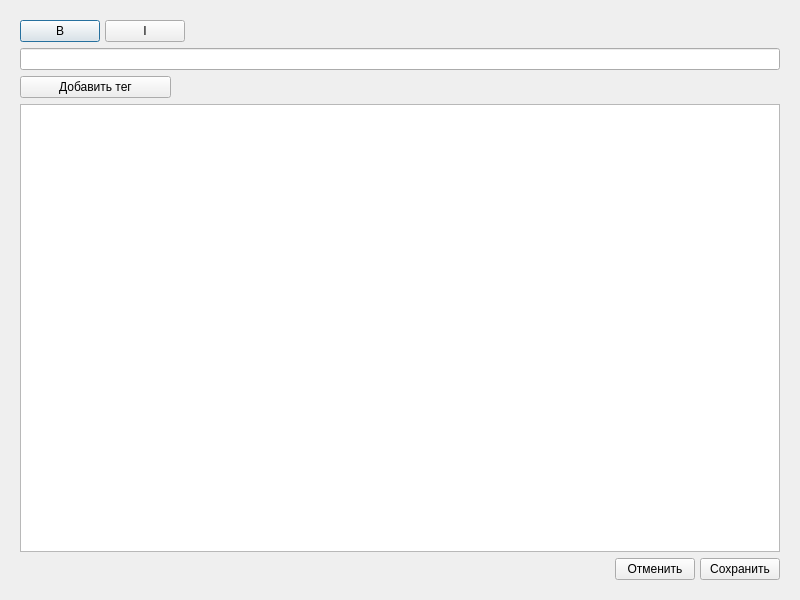
The window that static/ui/NoteEdit.ui (gggenn/DZ) describes before a commit, drawn with Qt 5.
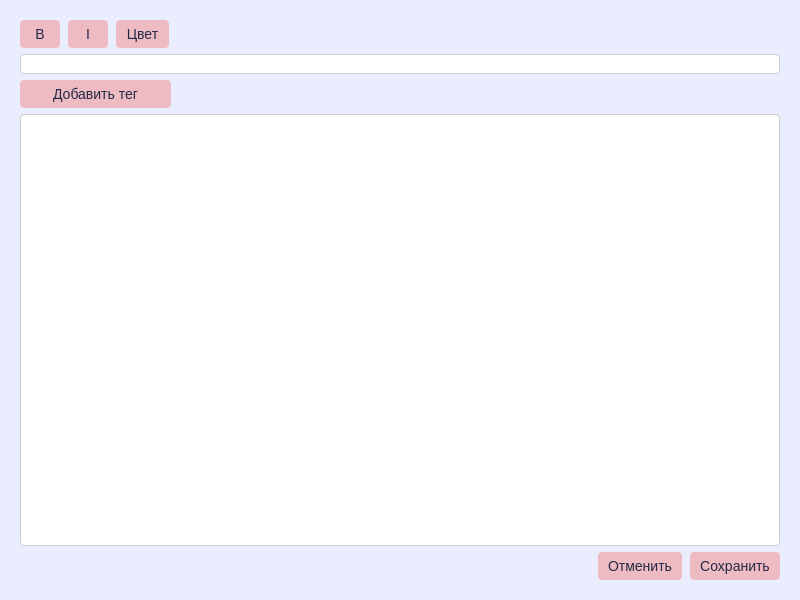
The same window after the commit.

Patch:
```diff
--- a/static/ui/NoteEdit.ui
+++ b/static/ui/NoteEdit.ui
@@ -19,6 +19,11 @@
   <property name="windowTitle">
    <string>Dialog</string>
   </property>
+  <property name="styleSheet">
+   <string notr="true">
+    background-color: #EAEDFE;
+</string>
+  </property>
   <layout class="QVBoxLayout" name="verticalLayout_2">
    <item>
     <widget class="QWidget" name="widget" native="true">
@@ -34,14 +39,35 @@
        <height>0</height>
       </size>
      </property>
+     <property name="styleSheet">
+      <string notr="true"/>
+     </property>
      <layout class="QVBoxLayout" name="verticalLayout">
       <item>
        <layout class="QHBoxLayout" name="horizontalLayout">
         <property name="spacing">
-         <number>5</number>
+         <number>8</number>
         </property>
         <item>
          <widget class="QPushButton" name="boldButton">
+          <property name="styleSheet">
+           <string notr="true">QPushButton {
+    background-color: #eebbc3;
+    border-radius: 4px;
+    width: 40px;
+    height: 28px;
+    color: #232946;
+    font-size: 14px;
+}
+
+QPushButton:hover {
+    background-color: #E6B4BC; 
+}
+
+QPushButton:pressed {
+    background-color: #FFC9D2;
+}</string>
+          </property>
           <property name="text">
            <string>B</string>
           </property>
@@ -49,11 +75,56 @@
         </item>
         <item>
          <widget class="QPushButton" name="italicButton">
+          <property name="styleSheet">
+           <string notr="true">QPushButton {
+    background-color: #eebbc3;
+    border-radius: 4px;
+    width: 40px;
+    height: 28px;
+    color: #232946;
+    font-size: 14px;
+}
+
+QPushButton:hover {
+    background-color: #E6B4BC; 
+}
+
+QPushButton:pressed {
+    background-color: #FFC9D2;
+}</string>
+          </property>
           <property name="text">
            <string>I</string>
           </property>
          </widget>
         </item>
+        <item>
+         <widget class="QPushButton" name="colorButton">
+          <property name="styleSheet">
+           <string notr="true">QPushButton {
+    background-color: #eebbc3;
+    border-radius: 4px;
+    padding-top: 6px;
+    padding-right: 10px;
+    padding-bottom: 6px;
+    padding-left: 10px;
+    color: #232946;
+    font-size: 14px;
+}
+
+QPushButton:hover {
+    background-color: #E6B4BC; 
+}
+
+QPushButton:pressed {
+    background-color: #FFC9D2;
+}</string>
+          </property>
+          <property name="text">
+           <string>Цвет</string>
+          </property>
+         </widget>
+        </item>
         <item>
          <spacer name="horizontalSpacer">
           <property name="orientation">
@@ -70,12 +141,41 @@
        </layout>
       </item>
       <item>
-       <widget class="QLineEdit" name="nameField"/>
+       <widget class="QLineEdit" name="nameField">
+        <property name="styleSheet">
+         <string notr="true">background-color: white;
+border-radius: 4px;
+color: #232946;
+font-size: 14px;
+border: 1px solid #ccc;
+</string>
+        </property>
+       </widget>
       </item>
       <item>
        <layout class="QHBoxLayout" name="horizontalLayout_3" stretch="20,80">
         <item>
          <widget class="QPushButton" name="addTagButton">
+          <property name="styleSheet">
+           <string notr="true">QPushButton {
+    background-color: #eebbc3;
+    border-radius: 4px;
+    padding-top: 6px;
+    padding-right: 10px;
+    padding-bottom: 6px;
+    padding-left: 10px;
+    color: #232946;
+    font-size: 14px;
+}
+
+QPushButton:hover {
+    background-color: #E6B4BC; 
+}
+
+QPushButton:pressed {
+    background-color: #FFC9D2;
+}</string>
+          </property>
           <property name="text">
            <string>Добавить тег</string>
           </property>
@@ -91,12 +191,21 @@
        </layout>
       </item>
       <item>
-       <widget class="QTextEdit" name="contentField"/>
+       <widget class="QTextEdit" name="contentField">
+        <property name="styleSheet">
+         <string notr="true">background-color: white;
+border-radius: 4px;
+color: #232946;
+font-size: 14px;
+border: 1px solid #ccc;
+</string>
+        </property>
+       </widget>
       </item>
       <item>
        <layout class="QHBoxLayout" name="horizontalLayout_2">
         <property name="spacing">
-         <number>5</number>
+         <number>8</number>
         </property>
         <item>
          <spacer name="horizontalSpacer_2">
@@ -113,6 +222,26 @@
         </item>
         <item>
          <widget class="QPushButton" name="canelButton">
+          <property name="styleSheet">
+           <string notr="true">QPushButton {
+    background-color: #eebbc3;
+    border-radius: 4px;
+    padding-top: 6px;
+    padding-right: 10px;
+    padding-bottom: 6px;
+    padding-left: 10px;
+    color: #232946;
+    font-size: 14px;
+}
+
+QPushButton:hover {
+    background-color: #E6B4BC; 
+}
+
+QPushButton:pressed {
+    background-color: #FFC9D2;
+}</string>
+          </property>
           <property name="text">
            <string>Отменить</string>
           </property>
@@ -120,6 +249,26 @@
         </item>
         <item>
          <widget class="QPushButton" name="saveButton">
+          <property name="styleSheet">
+           <string notr="true">QPushButton {
+    background-color: #eebbc3;
+    border-radius: 4px;
+    padding-top: 6px;
+    padding-right: 10px;
+    padding-bottom: 6px;
+    padding-left: 10px;
+    color: #232946;
+    font-size: 14px;
+}
+
+QPushButton:hover {
+    background-color: #E6B4BC; 
+}
+
+QPushButton:pressed {
+    background-color: #FFC9D2;
+}</string>
+          </property>
           <property name="text">
            <string>Сохранить</string>
           </property>
```
